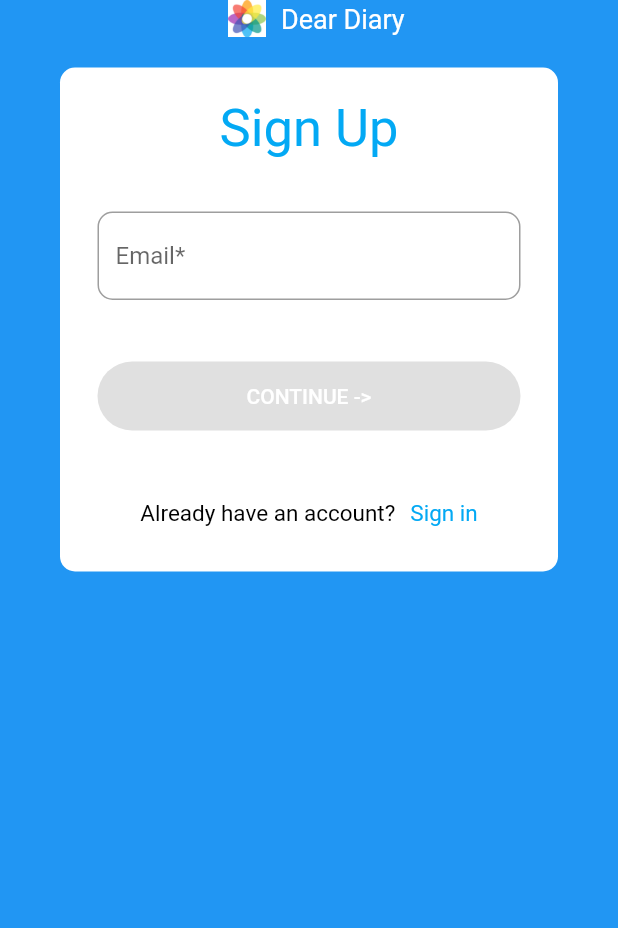
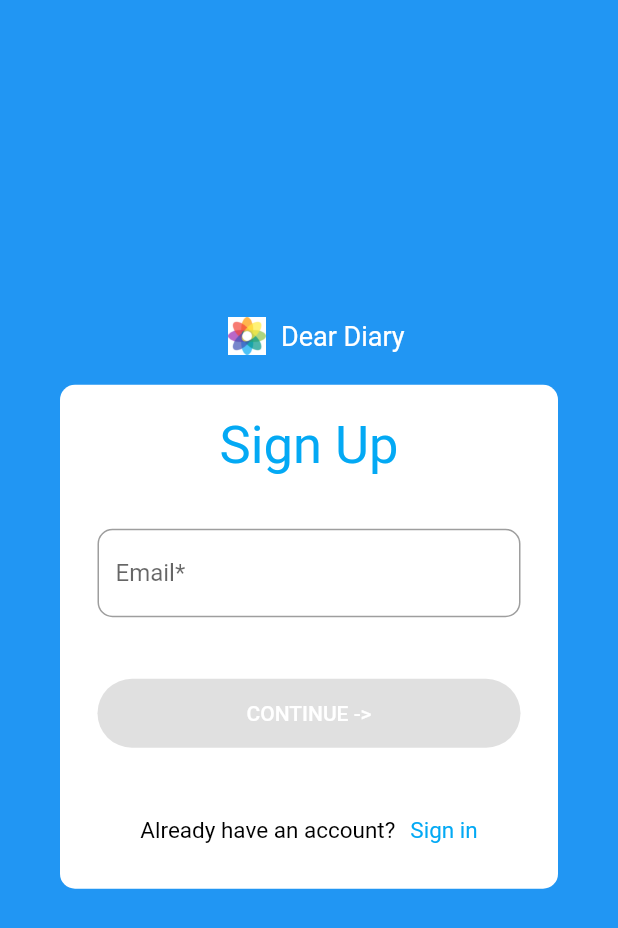
Before and after one commit to jananga99/firebase-training, a Flutter app: the screen it shows after launch, after a tap on "Create an account", on a phone screen of 412 x 824 dp. Shown: the top 928 px of the screen. Run offline on Flutter 3.47's test engine with Material 2 defaults, Android fonts, the phone set to English and light mode, and no system bars; our stand-ins replace cloud_firestore, email_validator, firebase_auth, firebase_core; accounts and stored records are empty; generated files the repository leaves out were written again.

Commit message:
Single child scroll updated

```diff
--- a/lib/screens/SignIn/SignInPage.dart
+++ b/lib/screens/SignIn/SignInPage.dart
@@ -74,9 +74,9 @@ class _SignInPageState extends State<SignInPage> {
 
     return Scaffold(
         backgroundColor: Colors.blue,
-        body: SingleChildScrollView(
-          child: Center(
-              child: Column(
+        body: Center(
+            child: SingleChildScrollView(
+          child: Column(
             mainAxisAlignment: MainAxisAlignment.center,
             children: <Widget>[
               Row(
@@ -240,7 +240,7 @@ class _SignInPageState extends State<SignInPage> {
                 ),
               ),
             ],
-          )),
-        ));
+          ),
+        )));
   }
 }
--- a/lib/screens/SignUp/SignUpPage.dart
+++ b/lib/screens/SignUp/SignUpPage.dart
@@ -43,9 +43,9 @@ class _SignUpPageState extends State<SignUpPage> {
 
     return Scaffold(
         backgroundColor: Colors.blue,
-        body: SingleChildScrollView(
-          child: Center(
-              child: Column(
+        body: Center(
+            child: SingleChildScrollView(
+          child: Column(
             mainAxisAlignment: MainAxisAlignment.center,
             children: <Widget>[
               Row(
@@ -70,7 +70,7 @@ class _SignUpPageState extends State<SignUpPage> {
                 child: formWidget,
               ),
             ],
-          )),
-        ));
+          ),
+        )));
   }
 }
```
